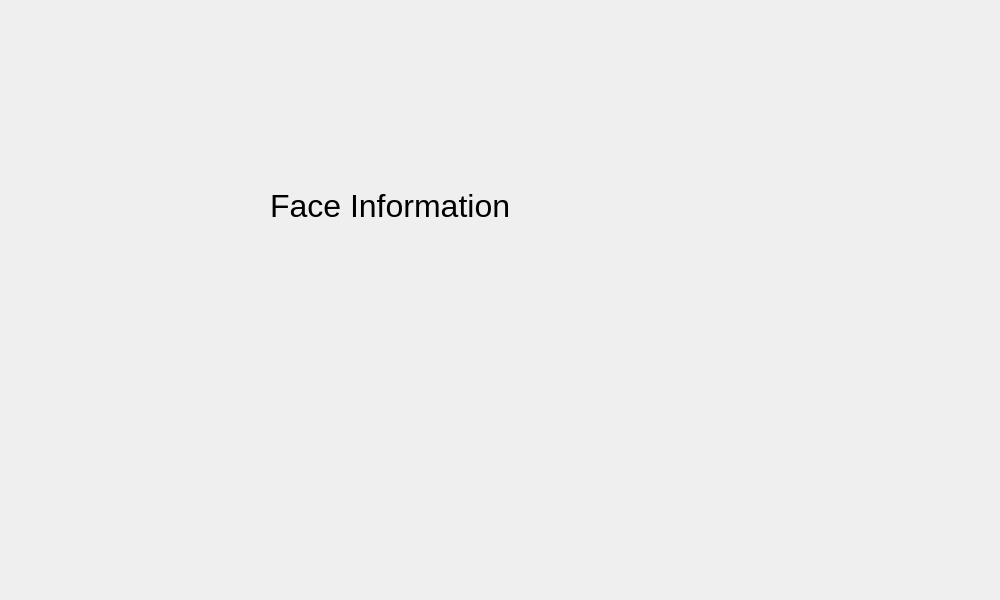
The window that SmartWardrobeGUI/ui/qfaceinforwidget.ui (lacie-life/SmartWardobe) describes before a commit, drawn with Qt 5.
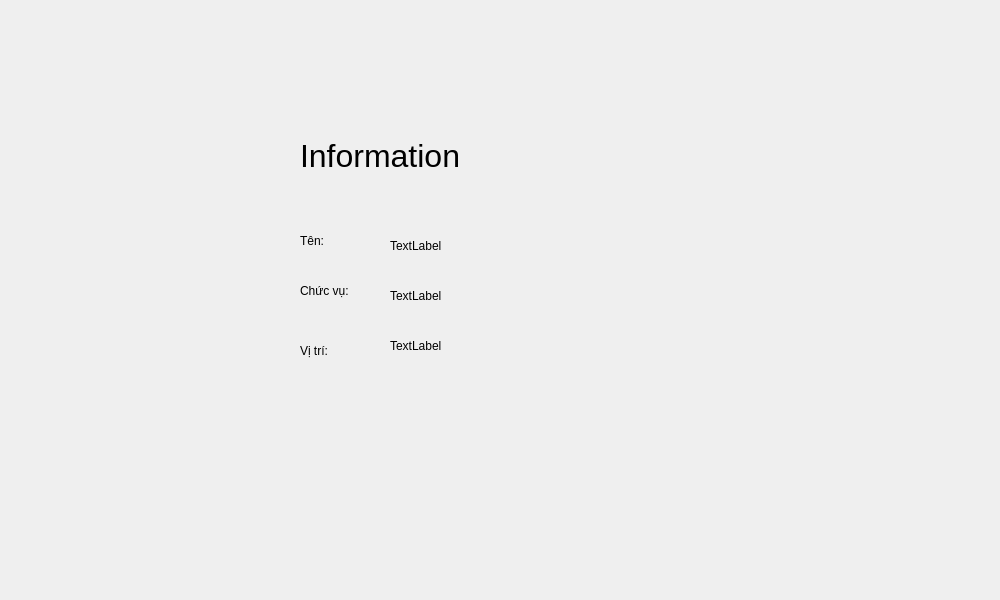
The same window after the commit.

Patch:
```diff
--- a/SmartWardrobeGUI/ui/qfaceinforwidget.ui
+++ b/SmartWardrobeGUI/ui/qfaceinforwidget.ui
@@ -16,9 +16,9 @@
   <widget class="QLabel" name="label">
    <property name="geometry">
     <rect>
-     <x>270</x>
-     <y>160</y>
-     <width>451</width>
+     <x>300</x>
+     <y>110</y>
+     <width>201</width>
      <height>91</height>
     </rect>
    </property>
@@ -28,7 +28,85 @@
     </font>
    </property>
    <property name="text">
-    <string>Face Information</string>
+    <string>Information</string>
+   </property>
+  </widget>
+  <widget class="QLabel" name="name">
+   <property name="geometry">
+    <rect>
+     <x>300</x>
+     <y>220</y>
+     <width>101</width>
+     <height>41</height>
+    </rect>
+   </property>
+   <property name="text">
+    <string>Tên: </string>
+   </property>
+  </widget>
+  <widget class="QLabel" name="chuc_vu">
+   <property name="geometry">
+    <rect>
+     <x>300</x>
+     <y>270</y>
+     <width>71</width>
+     <height>41</height>
+    </rect>
+   </property>
+   <property name="text">
+    <string>Chức vụ:</string>
+   </property>
+  </widget>
+  <widget class="QLabel" name="vi_tri">
+   <property name="geometry">
+    <rect>
+     <x>300</x>
+     <y>330</y>
+     <width>71</width>
+     <height>41</height>
+    </rect>
+   </property>
+   <property name="text">
+    <string>Vị trí: </string>
+   </property>
+  </widget>
+  <widget class="QLabel" name="nameEdit">
+   <property name="geometry">
+    <rect>
+     <x>390</x>
+     <y>230</y>
+     <width>181</width>
+     <height>31</height>
+    </rect>
+   </property>
+   <property name="text">
+    <string>TextLabel</string>
+   </property>
+  </widget>
+  <widget class="QLabel" name="cvEdit">
+   <property name="geometry">
+    <rect>
+     <x>390</x>
+     <y>280</y>
+     <width>181</width>
+     <height>31</height>
+    </rect>
+   </property>
+   <property name="text">
+    <string>TextLabel</string>
+   </property>
+  </widget>
+  <widget class="QLabel" name="positionEdit">
+   <property name="geometry">
+    <rect>
+     <x>390</x>
+     <y>330</y>
+     <width>181</width>
+     <height>31</height>
+    </rect>
+   </property>
+   <property name="text">
+    <string>TextLabel</string>
    </property>
   </widget>
  </widget>
```
